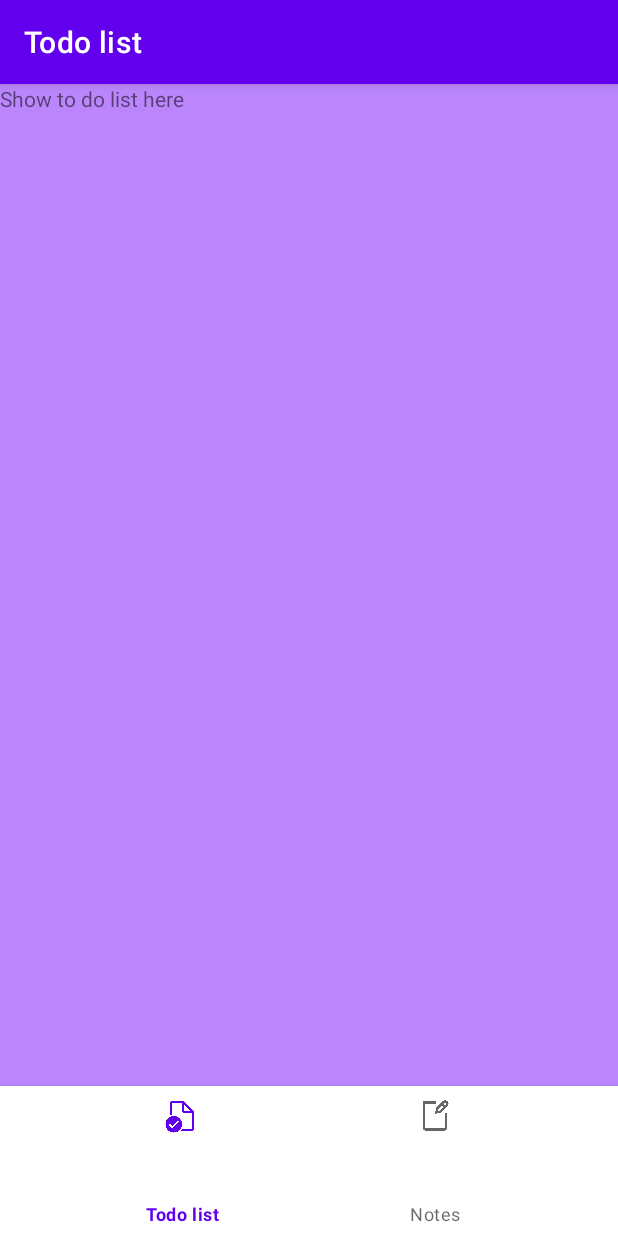
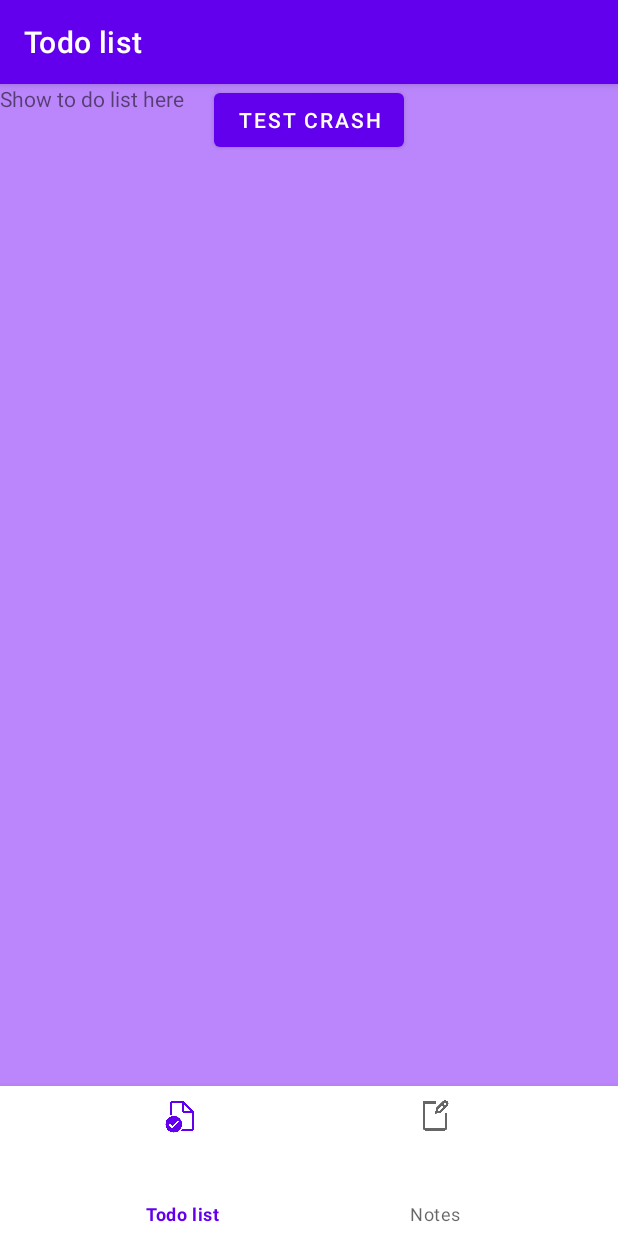
Before and after one commit to sbrishta/mytodogo, an Android app: the screen it shows after launch (MainActivity), on a phone screen of 412 x 824 dp. Run offline under Robolectric (Android 15) with nearby library versions, the phone set to English and light mode, and no system bars; our stand-ins replace navigation-ui.

Commit message:
test crash reporting with a button integrated

```diff
--- a/app/src/main/java/com/sbr/mytodogo/TodoListFragment.kt
+++ b/app/src/main/java/com/sbr/mytodogo/TodoListFragment.kt
@@ -5,6 +5,8 @@ import androidx.fragment.app.Fragment
 import android.view.LayoutInflater
 import android.view.View
 import android.view.ViewGroup
+import android.widget.Button
+import java.lang.RuntimeException
 
 // TODO: Rename parameter arguments, choose names that match
 // the fragment initialization parameters, e.g. ARG_ITEM_NUMBER
@@ -37,6 +39,12 @@ class TodoListFragment : Fragment() {
         return inflater.inflate(R.layout.fragment_todo_list, container, false)
     }
 
+    override fun onViewCreated(view: View, savedInstanceState: Bundle?) {
+        super.onViewCreated(view, savedInstanceState)
+        view.findViewById<Button>(R.id.crashButton).setOnClickListener{
+            throw RuntimeException("Test crash from to do")
+        }
+    }
     companion object {
         /**
          * Use this factory method to create a new instance of
--- a/app/src/main/res/layout/fragment_todo_list.xml
+++ b/app/src/main/res/layout/fragment_todo_list.xml
@@ -1,5 +1,6 @@
 <?xml version="1.0" encoding="utf-8"?>
-<FrameLayout xmlns:android="http://schemas.android.com/apk/res/android"
+<androidx.constraintlayout.widget.ConstraintLayout xmlns:android="http://schemas.android.com/apk/res/android"
+    xmlns:app="http://schemas.android.com/apk/res-auto"
     xmlns:tools="http://schemas.android.com/tools"
     android:layout_width="match_parent"
     android:layout_height="match_parent"
@@ -8,8 +9,20 @@
 
     <!-- TODO: Update blank fragment layout -->
     <TextView
+        android:id="@+id/textView"
         android:layout_width="match_parent"
         android:layout_height="match_parent"
         android:text="Show to do list here" />
 
-</FrameLayout>
+    <Button
+        android:id="@+id/crashButton"
+        android:layout_width="wrap_content"
+        android:layout_height="wrap_content"
+        android:layout_marginStart="24dp"
+        android:layout_marginEnd="24dp"
+        android:text="Test crash"
+        app:layout_constraintEnd_toEndOf="parent"
+        app:layout_constraintStart_toStartOf="parent"
+        tools:layout_editor_absoluteY="315dp" />
+
+</androidx.constraintlayout.widget.ConstraintLayout>
```
